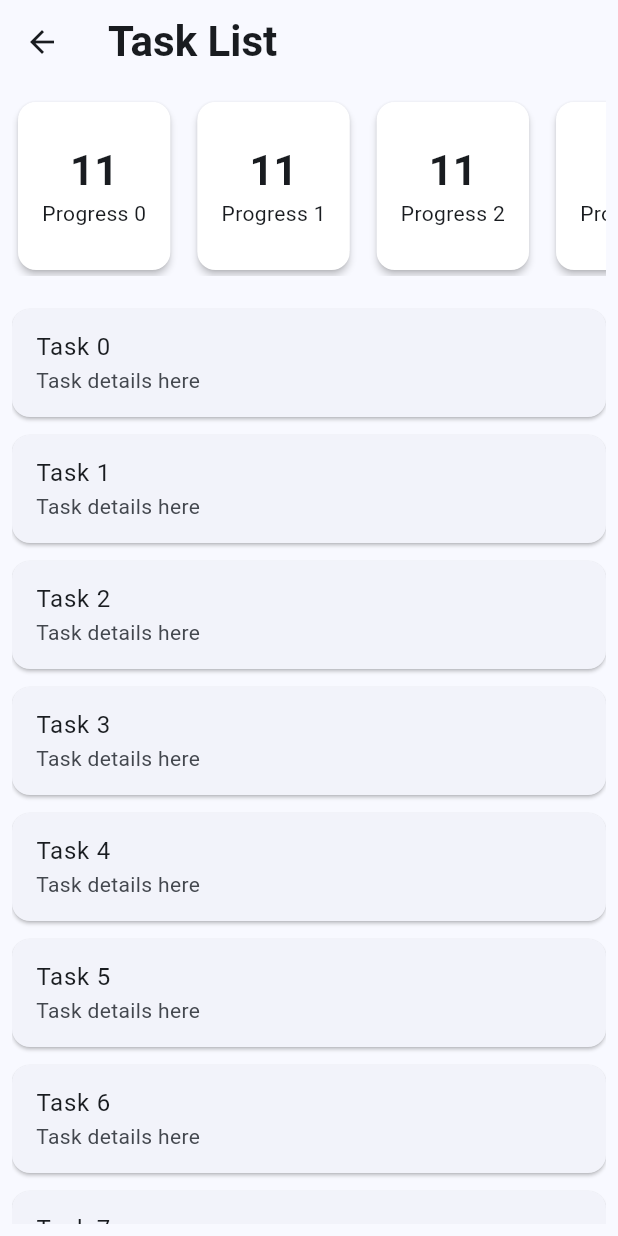
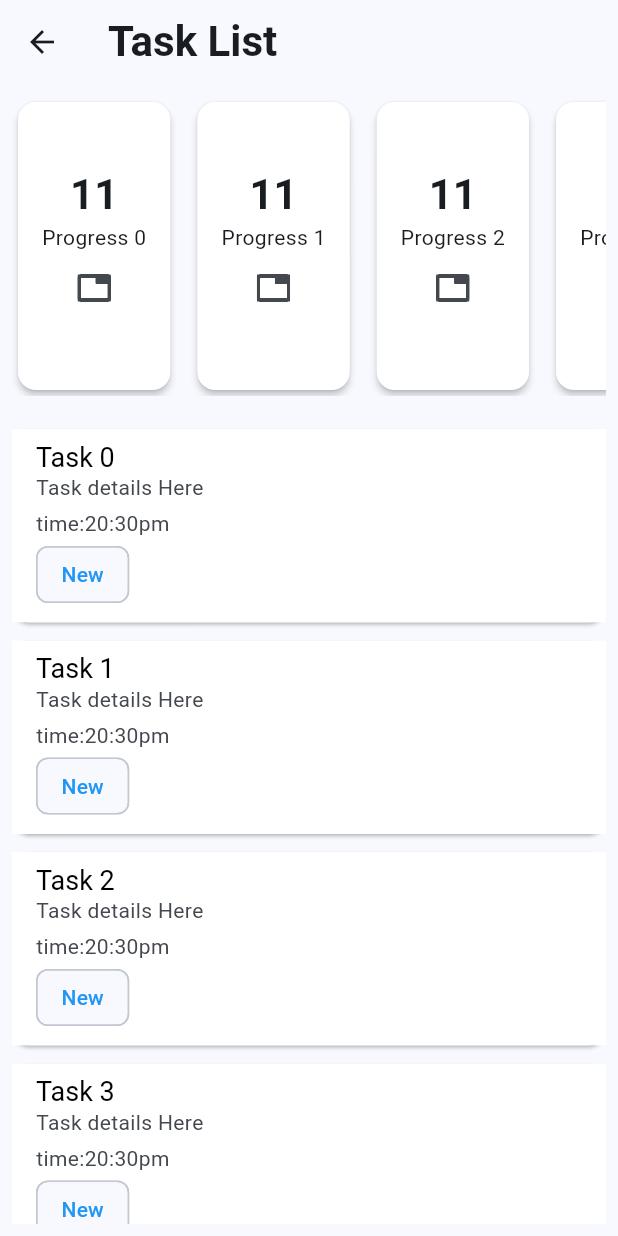
Before and after one commit to 0viKhan/task_manager, a Flutter app: the NewTaskListScreen screen opened directly, on a phone screen of 412 x 824 dp. Run offline on Flutter 3.47's test engine with Material 3 defaults, Android fonts, the phone set to English and light mode, and no system bars; our stand-ins replace flutter_svg; network calls fail.

Commit message:
Merge remote-tracking branch 'origin/main'
# Conflicts:
#	lib/design/app.dart
#	lib/screejn/set_passwrd.dart

```diff
--- a/lib/screejn/new_task_list_screen.dart
+++ b/lib/screejn/new_task_list_screen.dart
@@ -19,7 +19,7 @@ class _NewTaskListScreenState extends State<NewTaskListScreen> {
           children: [
             // Horizontal list
             SizedBox(
-              height: 120,
+              height: 200,
               child: ListView.separated(
                 scrollDirection: Axis.horizontal,
                 itemCount: 4,
@@ -45,12 +45,36 @@ class _NewTaskListScreenState extends State<NewTaskListScreen> {
                     margin: const EdgeInsets.symmetric(vertical: 6),
                     child: ListTile(
                       title: Text("Task $index"),
-                      subtitle: const Text("Task details here"),
+                      tileColor: Colors.white,
+                      titleTextStyle:TextStyle(
+                      color: Colors.black,
+                        fontSize: 18,
+                      ),
+                      subtitle:Column(
+                        crossAxisAlignment: CrossAxisAlignment.start,
+                       children: [
+                         Text("Task details Here",),
+                         SizedBox(height: 4,),
+                         Text("time:20:30pm"),
+                         Row(
+                           children: [
+                             Chip(label: Text("New",style: TextStyle(
+                               color: Colors.blue
+                             ),))
+                           ],
+                         )
+                       ],
+
+                      ),
                     ),
                   );
+
                 },
               ),
             ),
+
+
+
           ],
         ),
       ),
@@ -83,6 +107,7 @@ class TaskCountSummary extends StatelessWidget {
               style: Theme.of(context).textTheme.titleLarge,
             ),
             Text(title),
+            IconButton(onPressed: (){}, icon: Icon(Icons.tab_sharp))
           ],
         ),
       ),
```
Also changed, not shown: lib/screejn/process_Task_list_Screen.dart (added, +26 -0 lines).
